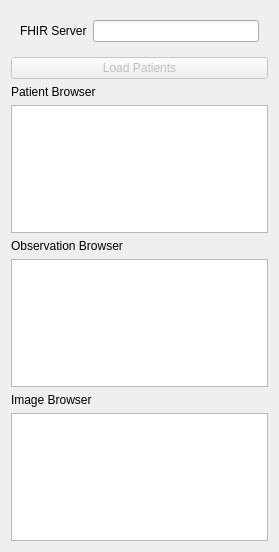
Old version of the form FHIRReader/Resources/UI/FHIRReader.ui in the repository KitwareMedical/SlicerEHRSandbox.
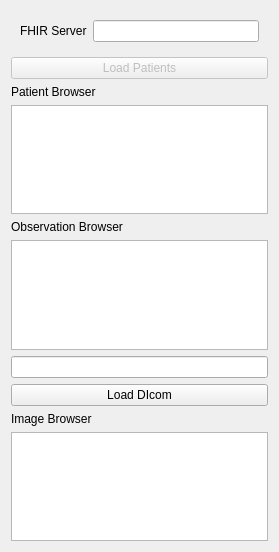
New version of the form. Custom widgets are drawn as their Qt base class.

The edit to the form file:
```diff
--- a/FHIRReader/Resources/UI/FHIRReader.ui
+++ b/FHIRReader/Resources/UI/FHIRReader.ui
@@ -63,6 +63,16 @@
    <item>
     <widget class="QListWidget" name="ObservationListWidget"/>
    </item>
+   <item>
+    <widget class="QLineEdit" name="DICOMLineEdit"/>
+   </item>
+   <item>
+    <widget class="QPushButton" name="loadDICOMButton">
+     <property name="text">
+      <string>Load DIcom</string>
+     </property>
+    </widget>
+   </item>
    <item>
     <widget class="QLabel" name="label_4">
      <property name="text">
```
